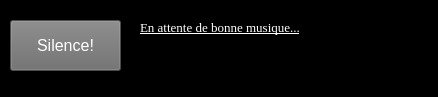
spineki/Cerbere, file interface.ui: the form before one commit.
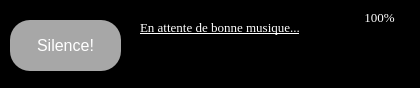
The form after the commit. Icons and pictures are not drawn.

What changed in the file:
```diff
--- a/interface.ui
+++ b/interface.ui
@@ -6,8 +6,8 @@
    <rect>
     <x>0</x>
     <y>0</y>
-    <width>438</width>
-    <height>97</height>
+    <width>420</width>
+    <height>88</height>
    </rect>
   </property>
   <property name="font">
@@ -38,7 +38,8 @@
     </property>
     <property name="styleSheet">
      <string notr="true">color: rgb(255, 255, 255);
-background-color: rgb(107, 107, 107);</string>
+background-color:rgb(167, 167, 167);
+border-radius: 20;</string>
     </property>
     <property name="text">
      <string>Silence!</string>
@@ -96,18 +97,41 @@
      <bool>true</bool>
     </property>
    </widget>
+   <widget class="QLabel" name="label_spotify_volume">
+    <property name="geometry">
+     <rect>
+      <x>364</x>
+      <y>10</y>
+      <width>31</width>
+      <height>21</height>
+     </rect>
+    </property>
+    <property name="font">
+     <font>
+      <family>Times New Roman</family>
+      <pointsize>10</pointsize>
+      <weight>50</weight>
+      <bold>false</bold>
+      <underline>false</underline>
+      <strikeout>false</strikeout>
+      <kerning>false</kerning>
+     </font>
+    </property>
+    <property name="styleSheet">
+     <string notr="true">color: rgb(255, 255, 255);
+background-color: rbg(0,0,0,0);</string>
+    </property>
+    <property name="text">
+     <string>100%</string>
+    </property>
+    <property name="alignment">
+     <set>Qt::AlignHCenter|Qt::AlignTop</set>
+    </property>
+    <property name="wordWrap">
+     <bool>true</bool>
+    </property>
+   </widget>
   </widget>
-  <widget class="QMenuBar" name="menubar">
-   <property name="geometry">
-    <rect>
-     <x>0</x>
-     <y>0</y>
-     <width>438</width>
-     <height>21</height>
-    </rect>
-   </property>
-  </widget>
-  <widget class="QStatusBar" name="statusbar"/>
  </widget>
  <resources/>
  <connections/>
```
Left out of the diff: 3 changed lines with no effect on the pictures.
